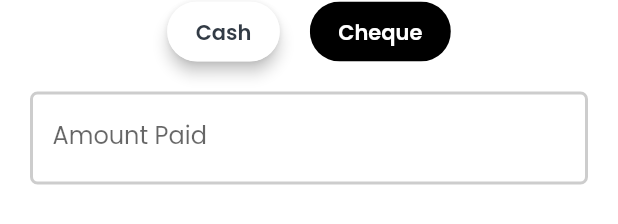
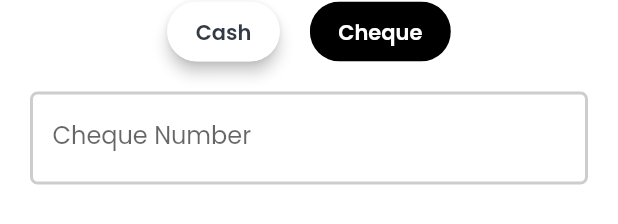
Before and after one commit to mdrashedbinkuddus/rsenterperise-admin, a Flutter app: the AddPaymentWidget widget shown alone on an empty page, opened directly, on a phone screen of 412 x 824 dp. Shown: the part 468-692 px from the top of the screen. Run offline on Flutter 3.47's test engine with Material 2 defaults, Android fonts, the phone set to English and light mode, and no system bars; our stand-ins replace auto_size_text, built_collection, built_value, cloud_firestore, easy_debounce, firebase_auth and 11 more; missing offline and left inert: json_path; accounts and stored records are empty; generated files the repository leaves out were written again; network calls fail.

Commit message:
Updating to latest FlutterFlow output.

```diff
--- a/lib/components/add_payment_widget.dart
+++ b/lib/components/add_payment_widget.dart
@@ -239,7 +239,7 @@ class _AddPaymentWidgetState extends State<AddPaymentWidget> {
                           controller: textController2,
                           obscureText: false,
                           decoration: InputDecoration(
-                            labelText: 'Amount Paid',
+                            labelText: 'Cheque Number',
                             enabledBorder: OutlineInputBorder(
                               borderSide: BorderSide(
                                 color: Color(0xFFCDCDCD),
@@ -263,7 +263,6 @@ class _AddPaymentWidgetState extends State<AddPaymentWidget> {
                                     fontSize: 16,
                                     fontWeight: FontWeight.normal,
                                   ),
-                          keyboardType: TextInputType.number,
                         ),
                       ),
                   ],
--- a/lib/payments/payments_widget.dart
+++ b/lib/payments/payments_widget.dart
@@ -55,7 +55,7 @@ class _PaymentsWidgetState extends State<PaymentsWidget> {
                     return Padding(
                       padding: MediaQuery.of(context).viewInsets,
                       child: Container(
-                        height: 400,
+                        height: 475,
                         child: AddPaymentWidget(),
                       ),
                     );
```
